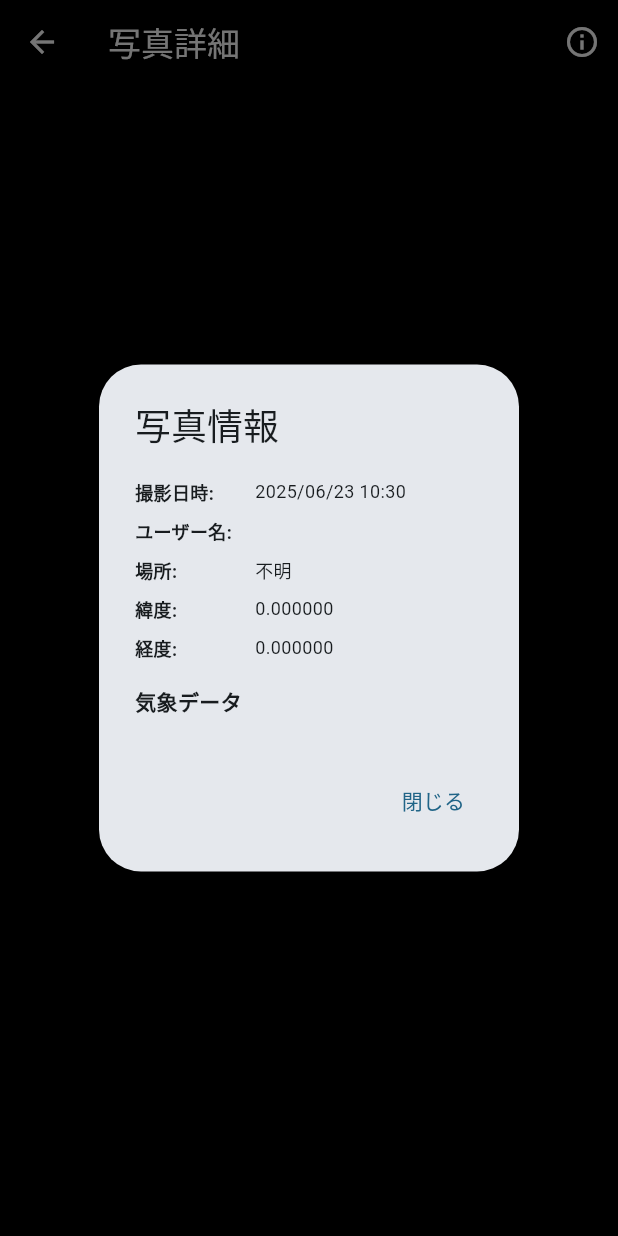
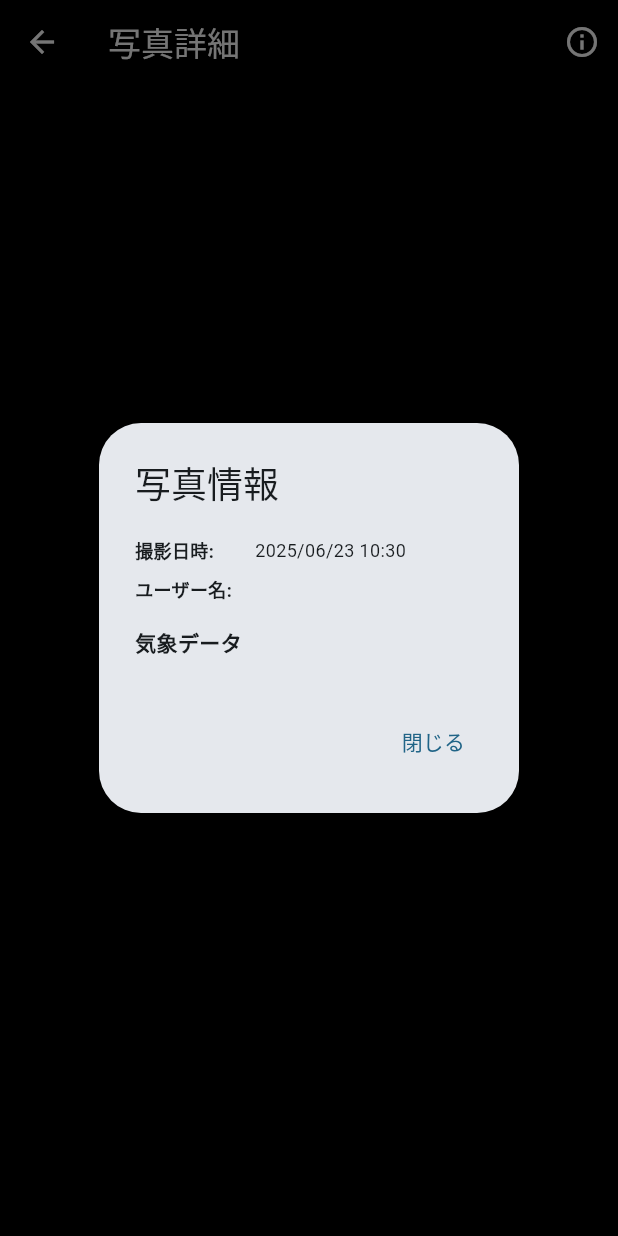
Before and after one commit to tsuchida-y/thunder_cloud_app, a Flutter app: the GalleryPhotoDetailScreen screen opened directly with empty values, after a tap on the "info outline" icon, on a phone screen of 412 x 824 dp. Run offline on Flutter 3.47's test engine with Material 3 defaults, Android fonts, the phone set to English and light mode, and no system bars; our stand-ins replace cached_network_image, camera, cloud_firestore, firebase_core, firebase_messaging, firebase_storage and 7 more; accounts and stored records are empty; generated files the repository leaves out were written again.

```diff
--- a/lib/screens/gallery/gallery_photo_detail_screen.dart
+++ b/lib/screens/gallery/gallery_photo_detail_screen.dart
@@ -101,9 +101,6 @@ class GalleryPhotoDetailScreen extends StatelessWidget {
             children: [
               _buildInfoRow('撮影日時', _formatDateTime(photo.timestamp)),
               _buildInfoRow('ユーザー名', photo.userName),
-              _buildInfoRow('場所', photo.locationName.isNotEmpty ? photo.locationName : '不明'),
-              _buildInfoRow('緯度', photo.latitude.toStringAsFixed(6)),
-              _buildInfoRow('経度', photo.longitude.toStringAsFixed(6)),
               if (photo.weatherData.isNotEmpty) ...[
                 const SizedBox(height: AppConstants.paddingMedium),
                 const Text(
```
